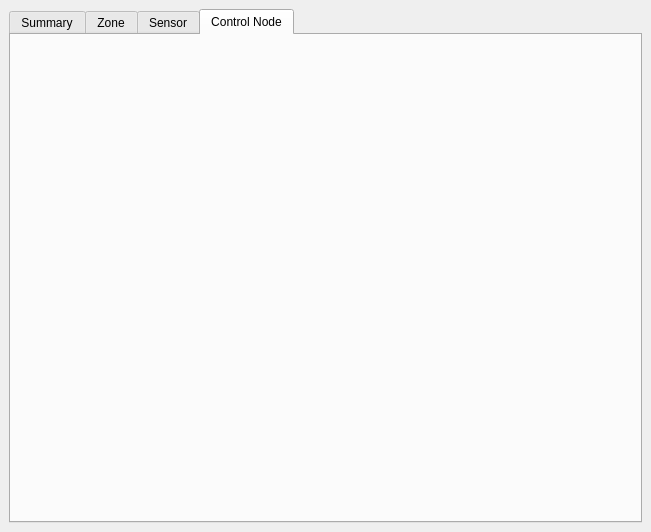
The window that Forms/main.ui (JosephEoff/Mud-Py-Analyser) describes before a commit, drawn with Qt 5.
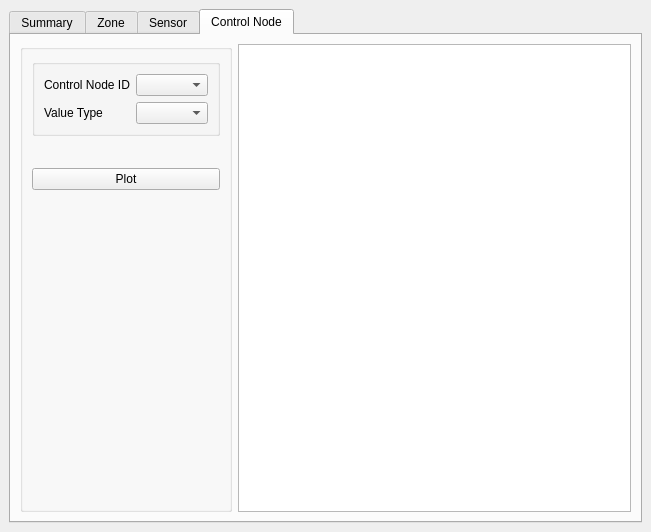
The same window after the commit. The open tabs and pages were chosen to show the change. Custom widgets are drawn as their Qt base class.

Commit message: ControlNode data plot.

Patch:
```diff
--- a/Forms/main.ui
+++ b/Forms/main.ui
@@ -188,6 +188,141 @@
          <attribute name="title">
           <string>Control Node</string>
          </attribute>
+         <layout class="QHBoxLayout" name="horizontalLayout_5">
+          <item>
+           <layout class="QHBoxLayout" name="horizontalLayout_ControlNode">
+            <property name="sizeConstraint">
+             <enum>QLayout::SetDefaultConstraint</enum>
+            </property>
+            <item>
+             <widget class="QGroupBox" name="groupBoxControlNode">
+              <property name="sizePolicy">
+               <sizepolicy hsizetype="Fixed" vsizetype="Minimum">
+                <horstretch>0</horstretch>
+                <verstretch>0</verstretch>
+               </sizepolicy>
+              </property>
+              <property name="title">
+               <string/>
+              </property>
+              <layout class="QVBoxLayout" name="verticalLayout_4">
+               <item>
+                <layout class="QVBoxLayout" name="verticalLayoutControlNode">
+                 <item>
+                  <widget class="QGroupBox" name="groupBoxControlNode1">
+                   <property name="sizePolicy">
+                    <sizepolicy hsizetype="Minimum" vsizetype="Minimum">
+                     <horstretch>0</horstretch>
+                     <verstretch>0</verstretch>
+                    </sizepolicy>
+                   </property>
+                   <property name="minimumSize">
+                    <size>
+                     <width>0</width>
+                     <height>0</height>
+                    </size>
+                   </property>
+                   <property name="title">
+                    <string/>
+                   </property>
+                   <property name="alignment">
+                    <set>Qt::AlignLeading|Qt::AlignLeft|Qt::AlignTop</set>
+                   </property>
+                   <property name="checkable">
+                    <bool>false</bool>
+                   </property>
+                   <layout class="QFormLayout" name="formLayout_2">
+                    <item row="0" column="1">
+                     <widget class="QComboBox" name="comboBoxControlNodeID">
+                      <property name="sizePolicy">
+                       <sizepolicy hsizetype="MinimumExpanding" vsizetype="Fixed">
+                        <horstretch>0</horstretch>
+                        <verstretch>0</verstretch>
+                       </sizepolicy>
+                      </property>
+                     </widget>
+                    </item>
+                    <item row="1" column="0">
+                     <widget class="QLabel" name="labelValueType_2">
+                      <property name="text">
+                       <string>Value Type</string>
+                      </property>
+                     </widget>
+                    </item>
+                    <item row="1" column="1">
+                     <widget class="QComboBox" name="comboBoxControlNodeType">
+                      <property name="sizePolicy">
+                       <sizepolicy hsizetype="MinimumExpanding" vsizetype="Fixed">
+                        <horstretch>0</horstretch>
+                        <verstretch>0</verstretch>
+                       </sizepolicy>
+                      </property>
+                     </widget>
+                    </item>
+                    <item row="0" column="0">
+                     <widget class="QLabel" name="labelControlNodeID">
+                      <property name="text">
+                       <string>Control Node ID</string>
+                      </property>
+                     </widget>
+                    </item>
+                   </layout>
+                  </widget>
+                 </item>
+                 <item>
+                  <widget class="TimeRangePicker" name="timeRangeControlNode" native="true">
+                   <property name="sizePolicy">
+                    <sizepolicy hsizetype="Minimum" vsizetype="Fixed">
+                     <horstretch>0</horstretch>
+                     <verstretch>0</verstretch>
+                    </sizepolicy>
+                   </property>
+                   <property name="minimumSize">
+                    <size>
+                     <width>0</width>
+                     <height>20</height>
+                    </size>
+                   </property>
+                  </widget>
+                 </item>
+                 <item>
+                  <widget class="QPushButton" name="pushButtonPlotControlNode">
+                   <property name="text">
+                    <string>Plot</string>
+                   </property>
+                  </widget>
+                 </item>
+                 <item>
+                  <spacer name="verticalSpacerControlNode">
+                   <property name="orientation">
+                    <enum>Qt::Vertical</enum>
+                   </property>
+                   <property name="sizeHint" stdset="0">
+                    <size>
+                     <width>20</width>
+                     <height>40</height>
+                    </size>
+                   </property>
+                  </spacer>
+                 </item>
+                </layout>
+               </item>
+              </layout>
+             </widget>
+            </item>
+            <item>
+             <widget class="PlotWidget" name="controlNodePlot">
+              <property name="sizePolicy">
+               <sizepolicy hsizetype="Expanding" vsizetype="Expanding">
+                <horstretch>0</horstretch>
+                <verstretch>0</verstretch>
+               </sizepolicy>
+              </property>
+             </widget>
+            </item>
+           </layout>
+          </item>
+         </layout>
         </widget>
        </widget>
       </item>
```
Left out of the diff: 6 changed lines with no effect on the pictures. The commit also changes 6 other files.
